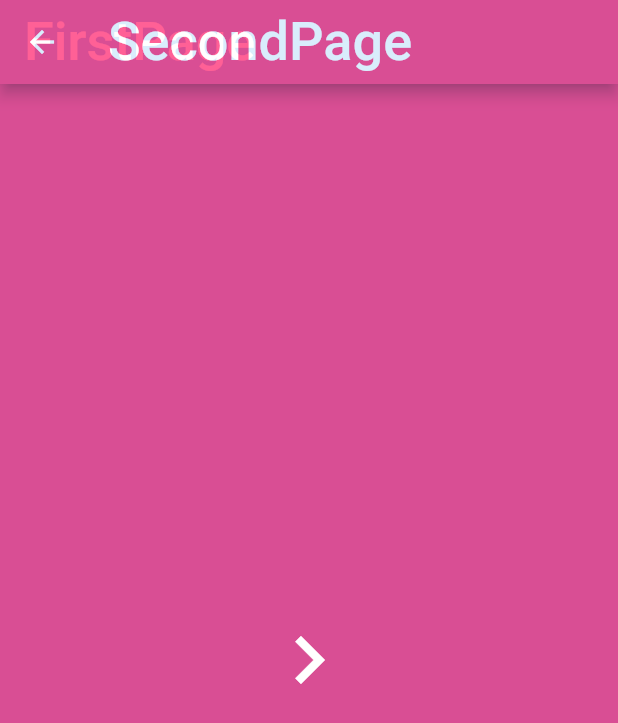
After one commit to xhthh/flutter_study, a Flutter app: the screen it shows after launch, after a tap on the "navigate next" icon, on a phone screen of 412 x 824 dp. The commit adds this screen. Shown: the top 723 px of the screen. Run offline on Flutter 3.47's test engine with Material 2 defaults, Android fonts, the phone set to English and light mode, and no system bars.

Commit message:
路由的渐变动画效果

```diff
--- a/lib/main.dart
+++ b/lib/main.dart
@@ -1,8 +1,5 @@
 import 'package:flutter/material.dart';
-
-import 'navigation/BottomNavigation.dart';
-import 'navigation/bottom_appbar.dart';
-
+import 'package:flutterstudy/pages/pages.dart';
 
 void main() {
   runApp(MyApp());
@@ -13,10 +10,8 @@ class MyApp extends StatelessWidget {
   Widget build(BuildContext context) {
     return MaterialApp(
       title: 'Flutter Demo',
-      theme: ThemeData(
-        primarySwatch: Colors.lightBlue
-      ),
-      home: BottomAppBarDemo(),
+      theme: ThemeData(primarySwatch: Colors.blue),
+      home: FirstPage(),
     );
   }
 }
--- a/lib/navigation/bottom_appbar.dart
+++ b/lib/navigation/bottom_appbar.dart
@@ -5,6 +5,19 @@ import 'each_view.dart';
     底部导航栏，中间有个加号
     使用 BottomAppBar
  */
+class BottomAppBarTest extends StatelessWidget {
+  @override
+  Widget build(BuildContext context) {
+    return MaterialApp(
+      title: 'Flutter Demo',
+      theme: ThemeData(
+          primarySwatch: Colors.lightBlue
+      ),
+      home: BottomAppBarDemo(),
+    );
+  }
+}
+
 class BottomAppBarDemo extends StatefulWidget {
   @override
   _BottomAppBarDemoState createState() => _BottomAppBarDemoState();
--- /dev/null
+++ b/lib/pages/custome_router.dart
@@ -0,0 +1,26 @@
+import 'package:flutter/material.dart';
+
+class CustomRoute extends PageRouteBuilder {
+  final Widget widget;
+
+  CustomRoute(this.widget)
+      : super(
+            transitionDuration: Duration(seconds: 2),
+            pageBuilder: (
+              BuildContext context,
+              Animation<double> animation1,
+              Animation<double> animation2,
+            ) {
+              return widget;
+            },
+            transitionsBuilder: (BuildContext context,
+                Animation<double> animation1,
+                Animation<double> animation2,
+                Widget child) {
+              return FadeTransition(
+                opacity: Tween(begin: 0.0, end: 1.0).animate(CurvedAnimation(
+                    parent: animation1, curve: Curves.fastOutSlowIn)),
+                child: child,
+              );
+            });
+}
--- /dev/null
+++ b/lib/pages/pages.dart
@@ -0,0 +1,57 @@
+import 'package:flutter/material.dart';
+import 'package:flutterstudy/pages/custome_router.dart';
+
+class FirstPage extends StatelessWidget {
+  @override
+  Widget build(BuildContext context) {
+    return Scaffold(
+      backgroundColor: Colors.blue,
+      appBar: AppBar(
+        title: Text('FirstPage', style: TextStyle(fontSize: 36.0)),
+        elevation: 0.0, //appbar和内容的融合程度，4.0默认，0.0完全一体
+      ),
+      body: Center(
+        child: MaterialButton(
+          child: Icon(
+            Icons.navigate_next,
+            color: Colors.white,
+            size: 64.0,
+          ),
+          onPressed: () {
+            Navigator.of(context).push(CustomRoute(SecondPage()));
+          },
+        ),
+      ),
+    );
+  }
+}
+
+class SecondPage extends StatelessWidget {
+  @override
+  Widget build(BuildContext context) {
+    return Scaffold(
+      backgroundColor: Colors.pinkAccent,
+      appBar: AppBar(
+        title: Text(
+          'SecondPage',
+          style: TextStyle(fontSize: 36.0),
+        ),
+        elevation: 4.0,
+//        leading: Container(),
+        backgroundColor: Colors.pinkAccent,
+      ),
+      body: Center(
+        child: MaterialButton(
+          child: Icon(
+            Icons.navigate_next,
+            color: Colors.white,
+            size: 64.0,
+          ),
+          onPressed: () {
+            Navigator.pop(context);
+          },
+        ),
+      ),
+    );
+  }
+}
```
Also changed, not shown: 1 other file.
